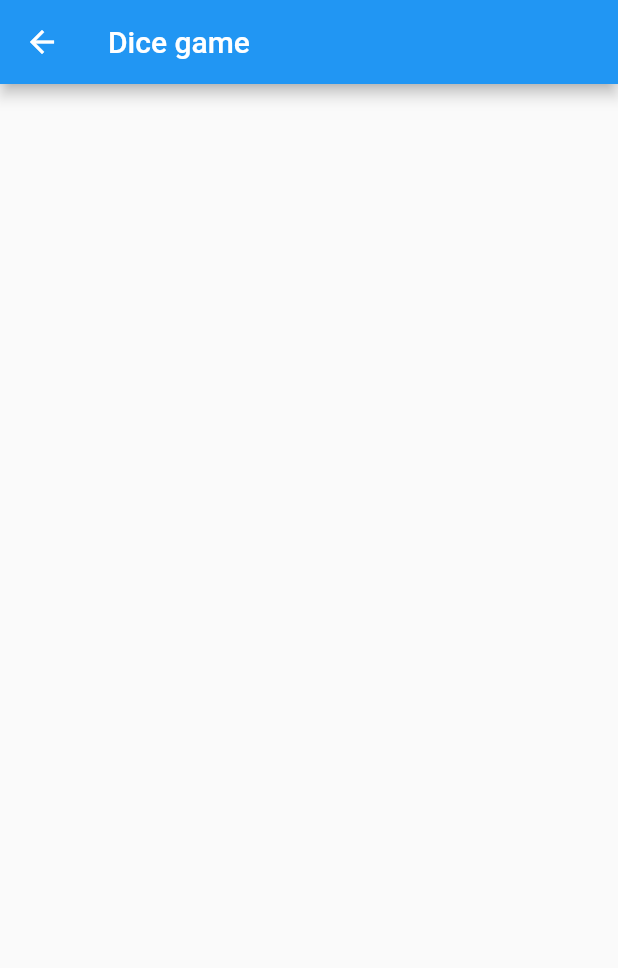
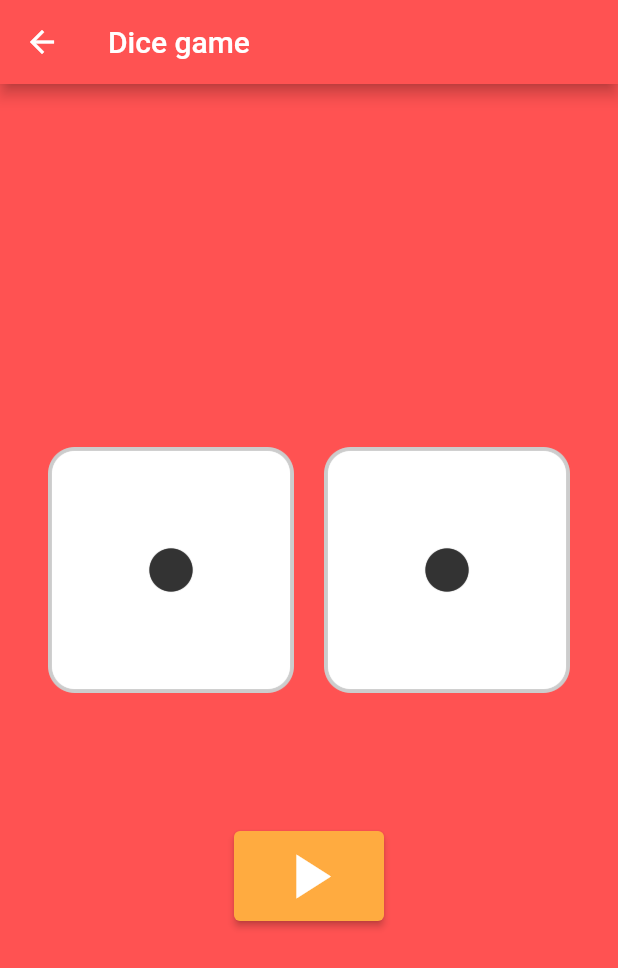
Before and after one commit to kimdindoo/TIL-Flutter, a Flutter app: the Dice screen opened directly, on a phone screen of 412 x 824 dp. Shown: the top 968 px of the screen. Run offline on Flutter 3.47's test engine with Material 2 defaults, Android fonts, the phone set to English and light mode, and no system bars; our stand-ins replace carousel_slider, fluttertoast, like_button.

Commit message:
login, dice

```diff
--- a/login_dice/lib/dice.dart
+++ b/login_dice/lib/dice.dart
@@ -1,14 +1,76 @@
 import 'package:flutter/material.dart';
-
-class Dice extends StatelessWidget {
+import 'dart:math';
+import 'package:fluttertoast/fluttertoast.dart';
+class Dice extends StatefulWidget {
   const Dice({Key? key}) : super(key: key);
 
   @override
+  State<Dice> createState() => _DiceState();
+}
+
+class _DiceState extends State<Dice> {
+  int leftDice = 1;
+  int rightDice = 1;
+  @override
   Widget build(BuildContext context) {
     return Scaffold(
+      backgroundColor: Colors.redAccent,
       appBar: AppBar(
+        backgroundColor: Colors.redAccent,
         title: Text('Dice game'),
+      ),
+      body: Center(
+        child: Column(
+          mainAxisAlignment: MainAxisAlignment.center,
+          children: [
+            Padding(
+              padding: EdgeInsets.all(32.0),
+              child: Row(
+                children: [
+                  Expanded(
+                    child: Image.asset('image/dice$leftDice.png'),
+                  ),
+                  SizedBox(
+                    width: 20.0,
+                  ),
+                  Expanded(
+                    child: Image.asset('image/dice$rightDice.png'),
+                  ),
+                ],
+              ),
+            ),
+            SizedBox(
+              height: 60.0,
+            ),
+            ElevatedButton(
+              onPressed: () {
+                setState(() {
+                  leftDice = Random().nextInt(6) + 1;
+                  rightDice = Random().nextInt(6) + 1;
+                });
+                showToast("Left dice: {$leftDice}, Right dice: {$rightDice}");
+              },
+              style: ElevatedButton.styleFrom(
+                primary: Colors.orangeAccent,
+                minimumSize: Size(100, 60),
+              ),
+              child: Icon(
+                Icons.play_arrow,
+                color: Colors.white,
+                size: 50.0,
+              ),
+            )
+          ],
+        ),
       ),
     );
   }
 }
+
+void showToast(String message) {
+  Fluttertoast.showToast(
+      msg: message,
+      backgroundColor: Colors.black,
+      toastLength: Toast.LENGTH_SHORT,
+      gravity: ToastGravity.BOTTOM);
+}
--- a/login_dice/pubspec.yaml
+++ b/login_dice/pubspec.yaml
@@ -34,7 +34,7 @@
   # The following adds the Cupertino Icons font to your application.
   # Use with the CupertinoIcons class for iOS style icons.
   cupertino_icons: ^1.0.2
-
+  fluttertoast: ^8.0.8
 dev_dependencies:
   flutter_test:
     sdk: flutter
```
Also changed, not shown: login_dice/lib/main.dart (+27 -20 lines), login_dice/pubspec.lock.
